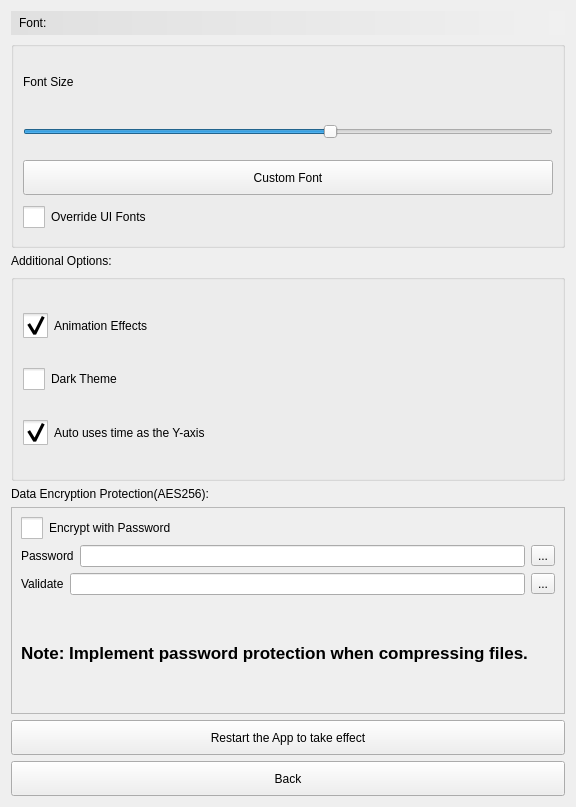
ic005k/Knot-Legacy, file src/Preferences.ui: the form before one commit.
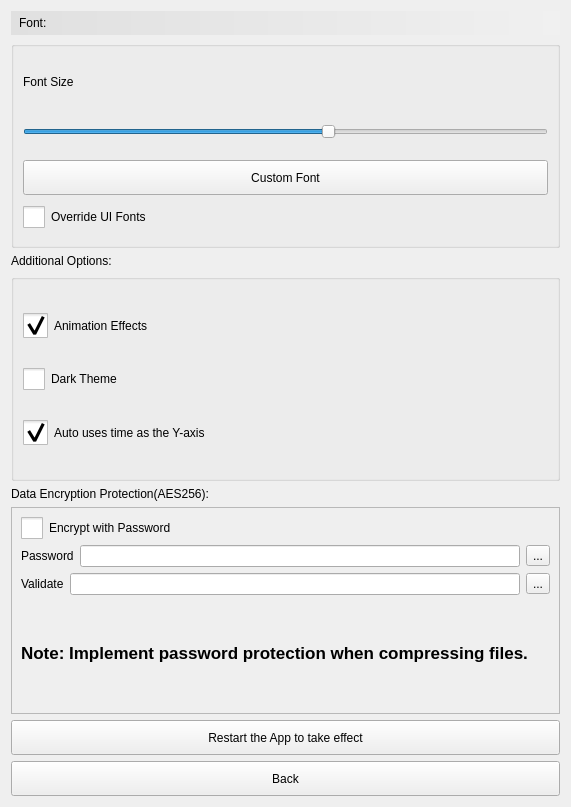
The form after the commit. Icons and pictures are not drawn.

Diff of the .ui file:
```diff
--- a/src/Preferences.ui
+++ b/src/Preferences.ui
@@ -6,7 +6,7 @@
    <rect>
     <x>0</x>
     <y>0</y>
-    <width>576</width>
+    <width>571</width>
     <height>807</height>
    </rect>
   </property>
```
